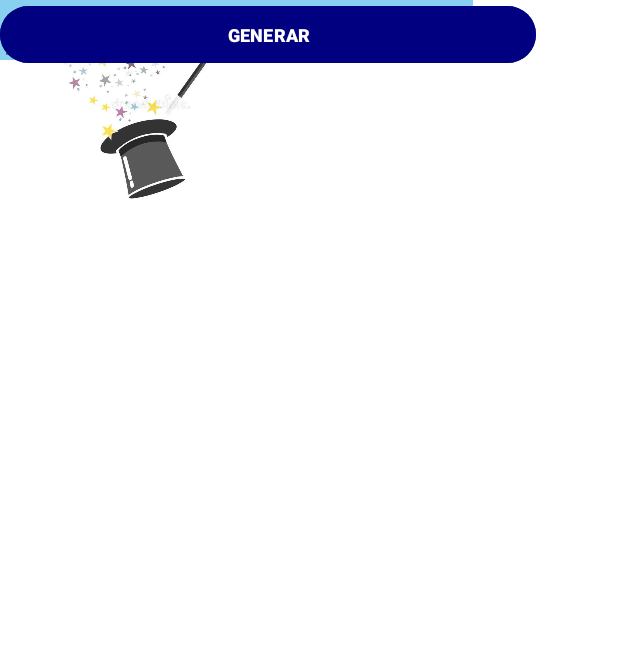
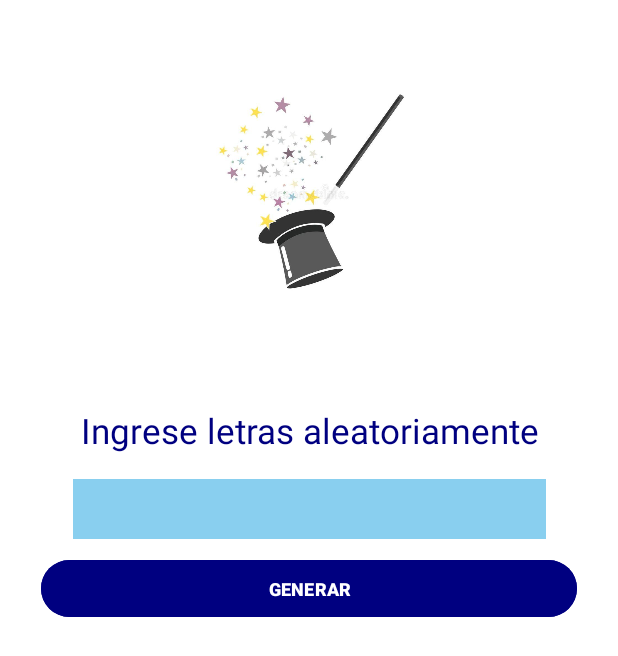
Before and after one commit to Andrezuu/GeneradorLetrasMagicas, an Android app: the AlgoritmoActivity screen opened directly, with no data from a screen before it, on a phone screen of 412 x 824 dp. Shown: the top 656 px of the screen. Run offline under Robolectric (Android 15) with nearby library versions, the phone set to English and light mode, and no system bars.

Commit message:
recyclerView ara las palabras posibles

```diff
--- a/app/src/main/java/com/example/generadorletrasmagicas/AlgoritmoActivity.kt
+++ b/app/src/main/java/com/example/generadorletrasmagicas/AlgoritmoActivity.kt
@@ -1,17 +1,24 @@
 package com.example.generadorletrasmagicas
 
 import android.content.Context
+import android.graphics.Rect
 import android.os.Bundle
+import android.view.View
 import androidx.appcompat.app.AppCompatActivity
+import androidx.recyclerview.widget.LinearLayoutManager
+import androidx.recyclerview.widget.RecyclerView
 import com.example.generadorletrasmagicas.databinding.AlgoritmoBinding
 import org.json.JSONObject
 import java.util.Stack
 
-class AlgoritmoActivity: AppCompatActivity() {
+class AlgoritmoActivity : AppCompatActivity() {
 
+    private val wordAdapter by lazy {WordAdapter()}
     private val trie = Node(' ', false, 0)
     private val context: Context = this
     private val englishWords = mutableSetOf<String>()
+    private val possibleWords = mutableSetOf<String>()
+    private var letters = ""
 
     private lateinit var binding: AlgoritmoBinding
     override fun onCreate(savedInstanceState: Bundle?) {
@@ -21,21 +28,43 @@ class AlgoritmoActivity: AppCompatActivity() {
 
         val jsonWords = readJson(context, "dictionary.json")
         val keys = jsonWords.keys()
-        for(key in keys) {
+        for (key in keys) {
             englishWords.add(key)
             insertWord(key)
         }
 
-        dfs("being")
+        binding.recyclerWords.apply {
+            layoutManager = LinearLayoutManager(context, LinearLayoutManager.VERTICAL, false)
+            addItemDecoration(object : RecyclerView.ItemDecoration() {
+                override fun getItemOffsets(
+                    outRect: Rect,
+                    view: View,
+                    parent: RecyclerView,
+                    state: RecyclerView.State
+                ) {
+                    outRect.bottom = 50
+                }
+            })
+
+            adapter = wordAdapter
+        }
+
+        binding.generar.setOnClickListener {
+            possibleWords.clear()
+            letters = binding.words.text.toString()
+            dfs()
+            iniciarWordsRecyclerView()
+        }
+
 
     }
 
-        fun readJson(context: Context, fileName: String): JSONObject {
-            val assetManager = context.assets
-            val inputStream = assetManager.open(fileName)
-            val jsonString = inputStream.bufferedReader().use {it.readText()}
-            return JSONObject(jsonString)
-        }
+    fun readJson(context: Context, fileName: String): JSONObject {
+        val assetManager = context.assets
+        val inputStream = assetManager.open(fileName)
+        val jsonString = inputStream.bufferedReader().use { it.readText() }
+        return JSONObject(jsonString)
+    }
 
     data class Node(
         var currentCharacter: Char,
@@ -61,13 +90,16 @@ class AlgoritmoActivity: AppCompatActivity() {
         currentNode.isWord = true
     }
 
-    fun isPossibleWord(word: String, letters: String): Boolean {
+    fun isPossibleWord(word: String): Boolean {
         val letterCount = IntArray(26) { 0 }
+        //lleva la cuenta de cada letra del input
         for (char in letters) {
             letterCount[char - 'a']++
         }
 
         for (char in word) {
+            //si es que hay una letra por usar se la quita
+            //si ya no hay letras para usar devuelve falso directo
             if (letterCount[char - 'a'] > 0) {
                 letterCount[char - 'a']--
             } else {
@@ -77,20 +109,37 @@ class AlgoritmoActivity: AppCompatActivity() {
         return true
     }
 
-    fun dfs(letters:String) {
+    fun dfs() {
+        //dfs para recorrer el trie como tal
+        //se relaciona cada palabra posible del trie con su nodo respectivo
         val stack = Stack<Pair<String, Node>>()
         stack.push("" to trie)
 
         while (stack.isNotEmpty()) {
             val (actWord, actNode) = stack.pop()
             for (child in actNode.children) {
+                //agrega todos los child posibles del trie al stack
+                //agrega al actWord el caracter actual, relacionandolo con su nodo
                 if (child != null) {
                     stack.push(actWord + child.currentCharacter to child)
                 }
             }
-            if (actNode.isWord && isPossibleWord(actWord, letters)) {
-                println(actWord)
+
+            //si el nodoactual es una palabra y se puede formar con las letras del input
+            //se agrega a la lista para mostrarla
+            if (actNode.isWord && isPossibleWord(actWord) && actWord.length > 1) {
+                possibleWords.add(actWord)
             }
         }
     }
+
+    fun iniciarWordsRecyclerView() {
+        wordAdapter.addWords(possibleWords.toList())
+        binding.recyclerWords.apply {
+            layoutManager = LinearLayoutManager(context, LinearLayoutManager.VERTICAL, false)
+
+            adapter = wordAdapter
+
+        }
+    }
 }
--- /dev/null
+++ b/app/src/main/java/com/example/generadorletrasmagicas/WordAdapter.kt
@@ -0,0 +1,46 @@
+package com.example.generadorletrasmagicas
+
+import android.content.Context
+import android.view.LayoutInflater
+import android.view.ViewGroup
+import androidx.recyclerview.widget.RecyclerView
+import com.example.generadorletrasmagicas.databinding.ItemWordBinding
+
+class WordAdapter : RecyclerView.Adapter<WordAdapter.WordAdapterViewHolder>() {
+    private var context: Context? = null
+    private val listaWords = mutableListOf<String>()
+    override fun onCreateViewHolder(
+        parent: ViewGroup,
+        viewType: Int
+    ): WordAdapter.WordAdapterViewHolder {
+        context = parent.context
+        return WordAdapterViewHolder(
+            ItemWordBinding.inflate(
+                LayoutInflater.from(parent.context),
+                parent,
+                false
+            )
+        )
+    }
+
+    override fun onBindViewHolder(holder: WordAdapter.WordAdapterViewHolder, position: Int) {
+        holder.binding(listaWords[position])
+    }
+
+    override fun getItemCount() = listaWords.size
+
+    inner class WordAdapterViewHolder(private val binding: ItemWordBinding) :
+        RecyclerView.ViewHolder(binding.root) {
+
+        fun binding(data: String) {
+            binding.word.text = data
+        }
+
+    }
+
+    fun addWords(newWords: List<String>) {
+        listaWords.clear()
+        listaWords.addAll(newWords)
+    }
+
+}
--- a/app/src/main/res/layout/algoritmo.xml
+++ b/app/src/main/res/layout/algoritmo.xml
@@ -1,8 +1,7 @@
 <?xml version="1.0" encoding="utf-8"?>
-<androidx.constraintlayout.widget.ConstraintLayout
-    xmlns:android="http://schemas.android.com/apk/res/android"
+<androidx.constraintlayout.widget.ConstraintLayout xmlns:android="http://schemas.android.com/apk/res/android"
+    xmlns:app="http://schemas.android.com/apk/res-auto"
     xmlns:tools="http://schemas.android.com/tools"
-    xmlns:app="http://schemas.android.com/apk/res-auto"
     android:layout_width="match_parent"
     android:layout_height="match_parent"
     android:background="@color/white"
@@ -10,33 +9,43 @@
 
     <ImageView
         android:id="@+id/imageView"
-        app:srcCompat="@drawable/magic"
         android:layout_width="201dp"
         android:layout_height="135dp"
+        android:layout_marginVertical="60dp"
         android:gravity="center"
-        tools:layout_editor_absoluteX="105dp"
-        tools:layout_editor_absoluteY="58dp"
-        tools:ignore="MissingConstraints" />
+        app:layout_constraintBottom_toTopOf="@id/editTextText"
+        app:layout_constraintEnd_toEndOf="parent"
+        app:layout_constraintStart_toStartOf="parent"
+        app:layout_constraintTop_toTopOf="parent"
+        app:srcCompat="@drawable/magic" />
+
+
+    <TextView
+        android:id="@+id/editTextText"
+        android:layout_width="311dp"
+        android:layout_height="44dp"
+        android:layout_marginVertical="10dp"
+        android:textSize="23sp"
+        android:gravity="center"
+        android:text="Ingrese letras aleatoriamente"
+
+        android:textColor="@color/blue"
+        app:layout_constraintBottom_toTopOf="@id/words"
+        app:layout_constraintEnd_toEndOf="parent"
+        app:layout_constraintStart_toStartOf="parent"
+        app:layout_constraintTop_toBottomOf="@id/imageView" />
 
     <EditText
         android:id="@+id/words"
         android:layout_width="315dp"
         android:layout_height="40dp"
+        android:layout_marginBottom="10dp"
         android:background="@color/babyblue"
-        tools:ignore="MissingConstraints"
-        tools:layout_editor_absoluteX="35dp"
-        tools:layout_editor_absoluteY="281dp" />
-
-    <EditText
-        android:id="@+id/editTextText"
-        android:layout_width="311dp"
-        android:layout_height="44dp"
-        android:ems="10"
-        android:inputType="text"
-        android:text="Ingrese letras aleatoriamente"
-        android:textColor="@color/blue"
-        tools:layout_editor_absoluteX="35dp"
-        tools:layout_editor_absoluteY="221dp" />
+        app:layout_constraintBottom_toTopOf="@id/generar"
+        app:layout_constraintEnd_toEndOf="parent"
+        app:layout_constraintStart_toStartOf="parent"
+        app:layout_constraintTop_toBottomOf="@id/editTextText"
+        tools:ignore="MissingConstraints" />
 
     <Button
         android:id="@+id/generar"
@@ -47,32 +56,29 @@
         android:textColor="@color/white"
         android:textSize="12sp"
         android:textStyle="bold"
-        tools:layout_editor_absoluteX="35dp"
-        tools:layout_editor_absoluteY="354dp" />
+        app:layout_constraintBottom_toTopOf="@id/scrollWords"
+        app:layout_constraintEnd_toEndOf="parent"
+        app:layout_constraintStart_toStartOf="parent"
+        app:layout_constraintTop_toBottomOf="@id/words" />
+
 
     <androidx.core.widget.NestedScrollView
-        android:id="@+id/menuLayout"
-        android:layout_width="match_parent"
-        android:layout_height="0dp">
+        android:id="@+id/scrollWords"
+        android:layout_width="200dp"
+        android:layout_height="0dp"
+        android:fillViewport="true"
+        app:layout_constraintBottom_toBottomOf="parent"
+        app:layout_constraintEnd_toEndOf="parent"
+        app:layout_constraintStart_toStartOf="parent"
+        app:layout_constraintTop_toBottomOf="@id/generar">
 
-        <LinearLayout
+        <androidx.recyclerview.widget.RecyclerView
+            android:id="@+id/recycler_words"
             android:layout_width="match_parent"
             android:layout_height="wrap_content"
-            android:orientation="vertical">
-
-
-        </LinearLayout>
-
-
+            tools:layout_editor_absoluteX="-6dp"
+            tools:layout_editor_absoluteY="429dp"
+            tools:listitem="@layout/item_word" />
 
     </androidx.core.widget.NestedScrollView>
-
-    <androidx.recyclerview.widget.RecyclerView
-        android:id="@+id/menu"
-        android:layout_width="match_parent"
-        android:layout_height="wrap_content"
-        tools:layout_editor_absoluteX="-6dp"
-        tools:layout_editor_absoluteY="429dp" />
-
-
 </androidx.constraintlayout.widget.ConstraintLayout>
```
Also changed, not shown: app/src/main/res/layout/item_word.xml (added, +20 -0 lines).
